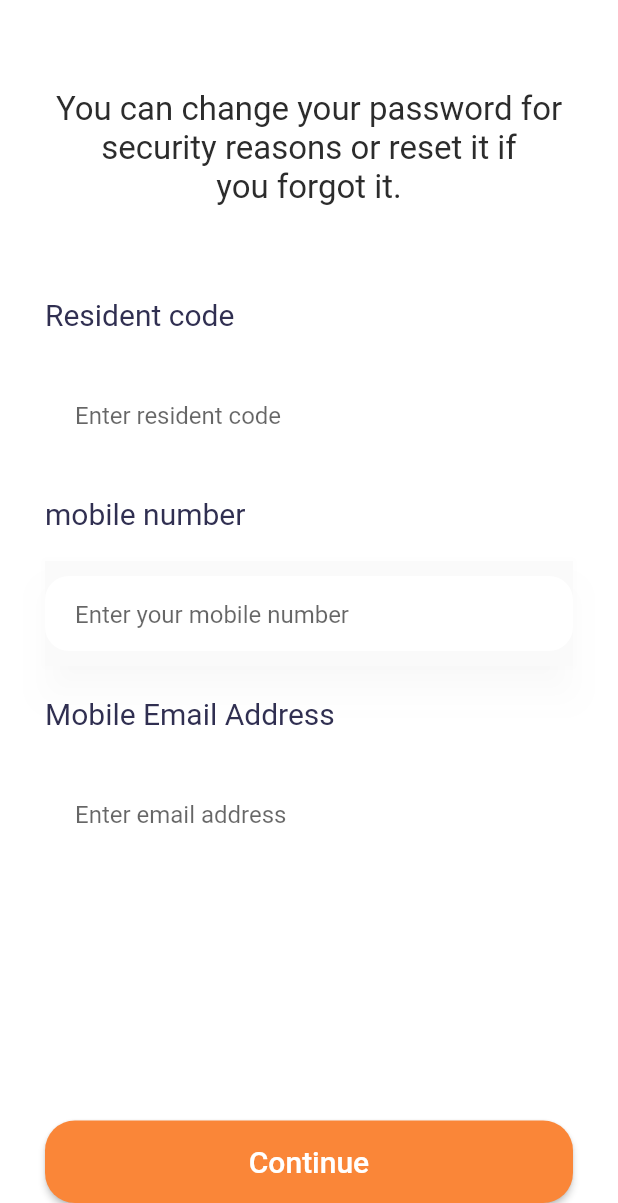
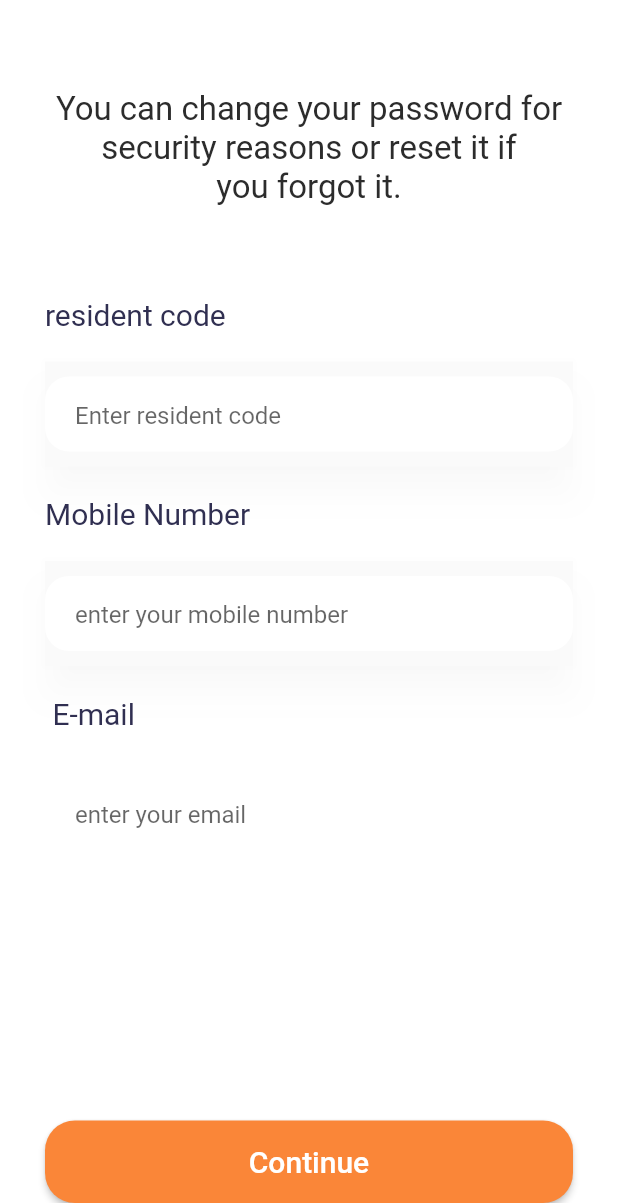
Before and after one commit to youngelvis/Magodo, a Flutter app: the ForgetPassword screen opened directly, scrolled down 79 dp, after a tap on "Continue", on a phone screen of 412 x 824 dp, the part 33-1236 px from its top. Run offline on Flutter 3.47's test engine with Material 2 defaults, Android fonts, the light colour scheme and no system bars; our stand-ins replace pull_to_refresh; network calls fail.

```diff
--- a/lib/pages/forget_password_page/forget_Password.dart
+++ b/lib/pages/forget_password_page/forget_Password.dart
@@ -2,6 +2,9 @@ import 'package:flutter/material.dart';
 import 'package:magodo/components/app_page_theme_action_button.dart';
 import 'package:magodo/components/roundedInputField.dart';
 import 'package:magodo/components/roundedTextInputField.dart';
+import 'package:magodo/components/textfieds_types/mobile_num_textfield.dart';
+import 'package:magodo/components/textfieds_types/name_textfield.dart';
+import 'package:magodo/components/textfieds_types/resident_code.dart';
 import 'package:magodo/pages/forget_password_page/forget_password_component/forget_password_form1.dart';
 import 'package:magodo/pages/forget_password_page/forget_password_component/forget_password_heading.dart';
 import 'package:magodo/pages/forget_password_page/forget_password_fourth_page.dart';
@@ -24,7 +27,6 @@ class _ForgetPasswordState extends State<ForgetPassword> {
     return RoundedInputField(
       hintText: 'Enter your mobile number',
       controller: _mobileNumber,
-
     );
   }
 
@@ -32,7 +34,6 @@ class _ForgetPasswordState extends State<ForgetPassword> {
     return RoundedTextInputField(
       hintText: 'Enter resident code',
       controller: _residentCode,
-
     );
   }
 
@@ -47,15 +48,33 @@ class _ForgetPasswordState extends State<ForgetPassword> {
     Navigator.push(
         context,
         MaterialPageRoute(
-            builder: (context) =>
-                const ForgetPasswordFourthPage()));
+            builder: (context) => const ForgetPasswordFourthPage()));
   }
 
   _getPassCode() async {
+    if (_residentCode.text.isEmpty ||
+        _email.text.isEmpty ||
+        _mobileNumber.text.isEmpty) {
+      // var data = await Services().forgetPasswordGenerateToken(
+      //     _residentCode.text, _email.text, _mobileNumber.text);
+      // var message = data['error']['message'];
+      //
+      // return showDialog(
+      //   context: context,
+      //   builder: (_) => AlertDialog(
+      //     title: Text(message),
+      //     actions: [
+      //       TextButton(
+      //           onPressed: () {
+      //             Navigator.of(context).pop();
+      //           },
+      //           child: const Text("ok"))
+      //     ],
+      //   ),
+      // );
+    }
     var data = await Services().forgetPasswordGenerateToken(
         _residentCode.text, _email.text, _mobileNumber.text);
-    print(data);
-
 
     if (data['error'] == true) {
       var message = data['message'];
@@ -73,8 +92,7 @@ class _ForgetPasswordState extends State<ForgetPassword> {
           ],
         ),
       );
-    }
-    else {
+    } else {
       _navigation();
     }
   }
@@ -99,9 +117,19 @@ class _ForgetPasswordState extends State<ForgetPassword> {
                   height: 20,
                 ),
                 ForgetPasswordForm1(
-                    residentCode: _buildResidentCode(),
-                    mobileNumber: _buildMobileNumber(),
-                    email: _buildEmail()),
+                    residentCode: BuildResidentCode(
+                      residentCode: _residentCode,
+                    ),
+                    mobileNumber: MobileNumberTextField(
+                      controller: _mobileNumber,
+                      fieldName: 'Mobile Number',
+                      hintText: 'enter your mobile number',
+                    ),
+                    email: NameTextField(
+                      controller: _email,
+                      hint: 'enter your email',
+                      nameType: ' E-mail',
+                    )),
                 const SizedBox(
                   height: 120,
                 ),
--- a/lib/pages/forget_password_page/forget_password_component/forget_password_form1.dart
+++ b/lib/pages/forget_password_page/forget_password_component/forget_password_form1.dart
@@ -18,41 +18,12 @@ class ForgetPasswordForm1 extends StatelessWidget {
         const SizedBox(
           height: 40,
         ),
-        Text(
-          'Resident code',
-          style: TextStyle(
-              fontSize: 20,
-              fontWeight: FontWeight.w400,
-              color: color.AppColor.homePageTitle),
-        ),
-        const SizedBox(
-          height: 20,
-        ),
+
         residentCode,
         const SizedBox(
           height: 20,
         ),
-        Text(
-          'mobile number',
-          style: TextStyle(
-              fontSize: 20,
-              fontWeight: FontWeight.w400,
-              color: color.AppColor.homePageTitle),
-        ),
-        const SizedBox(
-          height: 20,
-        ),
         mobileNumber,
-        const SizedBox(
-          height: 20,
-        ),
-        Text(
-          'Mobile Email Address',
-          style: TextStyle(
-              fontSize: 20,
-              fontWeight: FontWeight.w400,
-              color: color.AppColor.homePageTitle),
-        ),
         const SizedBox(
           height: 20,
         ),
--- a/lib/pages/forget_password_page/forget_password_fourth_page.dart
+++ b/lib/pages/forget_password_page/forget_password_fourth_page.dart
@@ -4,6 +4,7 @@ import 'package:magodo/components/roundedPasswordInput.dart';
 import 'package:magodo/components/textfieds_types/name_textfield.dart';
 import 'package:magodo/components/textfieds_types/password_textfield.dart';
 import 'package:magodo/pages/forget_password_page/forget_password_component/forget_password_heading.dart';
+import 'package:magodo/pages/login_page/login_page.dart';
 import 'package:magodo/services/services.dart';
 import '../../components/components_for_class_of_varable/colors.dart' as color;
 
@@ -25,8 +26,12 @@ class _ForgetPasswordFourthPageState extends State<ForgetPasswordFourthPage> {
 
 
   _handleSubmit() async {
+    if(_pinNumber.text.isEmpty|| _password.text.isEmpty|| _confirmPassword.text.isEmpty){
+
+    }
     var data = await Services()
         .resetPassword(_pinNumber.text, _password.text, _confirmPassword.text);
+
     if (data['error']['status'] == '400') {
       var message = data['error']['message'];
       return showDialog(
@@ -43,6 +48,19 @@ class _ForgetPasswordFourthPageState extends State<ForgetPasswordFourthPage> {
         ),
       );
     }
+    return showDialog(
+      context: context,
+      builder: (_) => AlertDialog(
+        title: const Text('Successfully changed your password'),
+        actions: [
+          TextButton(
+              onPressed: () {
+                Navigator.push(context, MaterialPageRoute(builder:(context)=> const SignIN()));
+              },
+              child: const Text("ok"))
+        ],
+      ),
+    );
   }
 
 
@@ -54,7 +72,7 @@ class _ForgetPasswordFourthPageState extends State<ForgetPasswordFourthPage> {
         body: SingleChildScrollView(
           child: Container(
             padding: const EdgeInsets.only(
-              top: 60,
+              top: 60, left: 30, right: 30
             ),
             color: color.AppColor.homePageBackground,
             child: Column(
```
